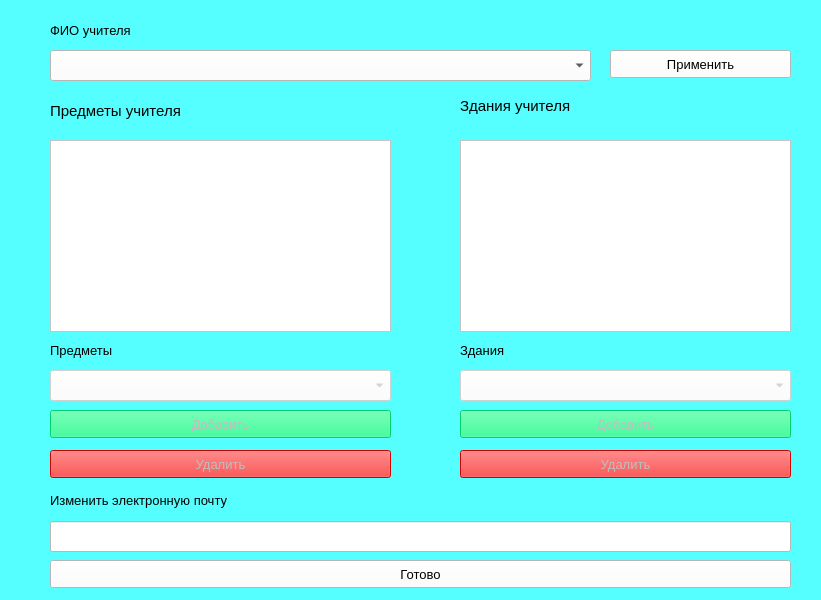
The window that frontend/change_teachers.ui (saaasssska/helper_by_school) describes before a commit, drawn with Qt 5.
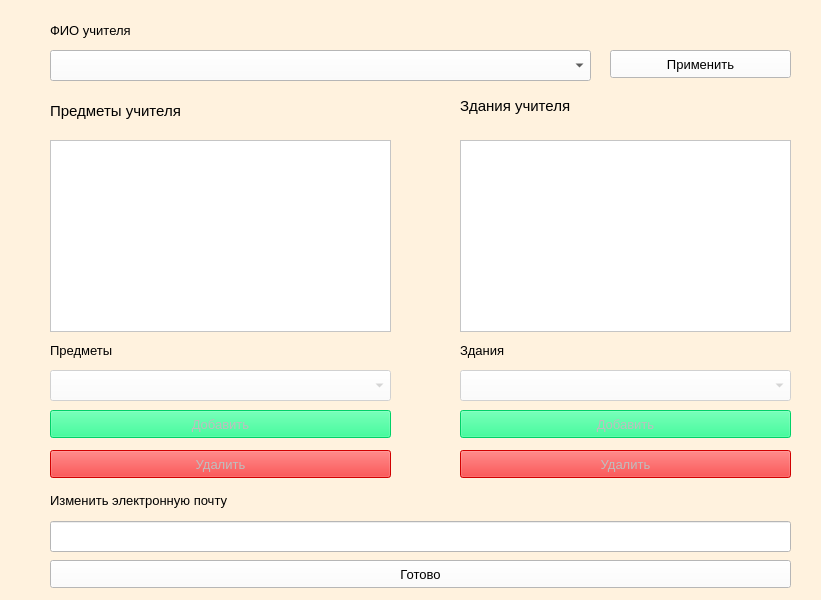
The same window after the commit.

What changed in the file:
```diff
--- a/frontend/change_teachers.ui
+++ b/frontend/change_teachers.ui
@@ -14,7 +14,7 @@
    <string>Form</string>
   </property>
   <property name="styleSheet">
-   <string notr="true">background-color: rgb(85, 255, 255);</string>
+   <string notr="true">background-color: rgb(255, 242, 222);</string>
   </property>
   <widget class="QComboBox" name="combo_full_name">
    <property name="geometry">
```
